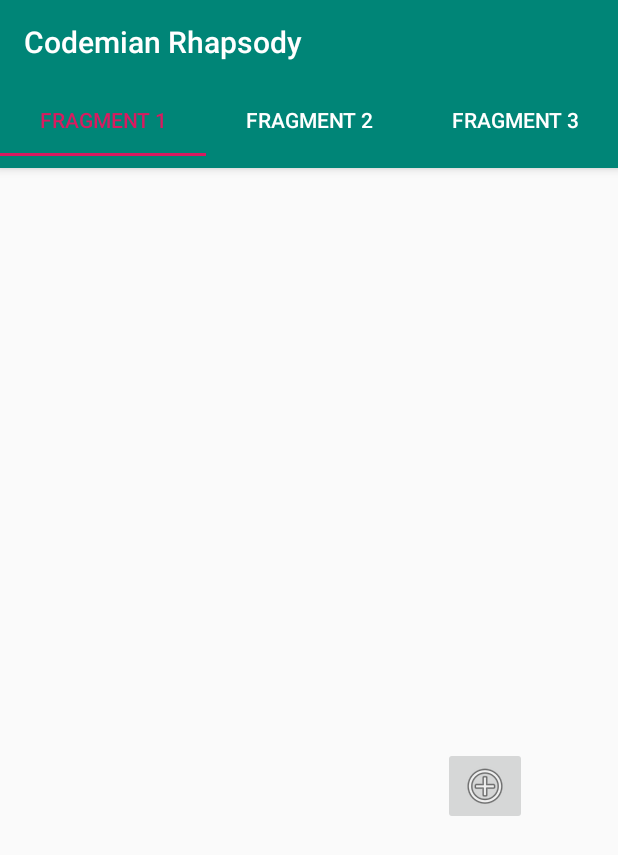
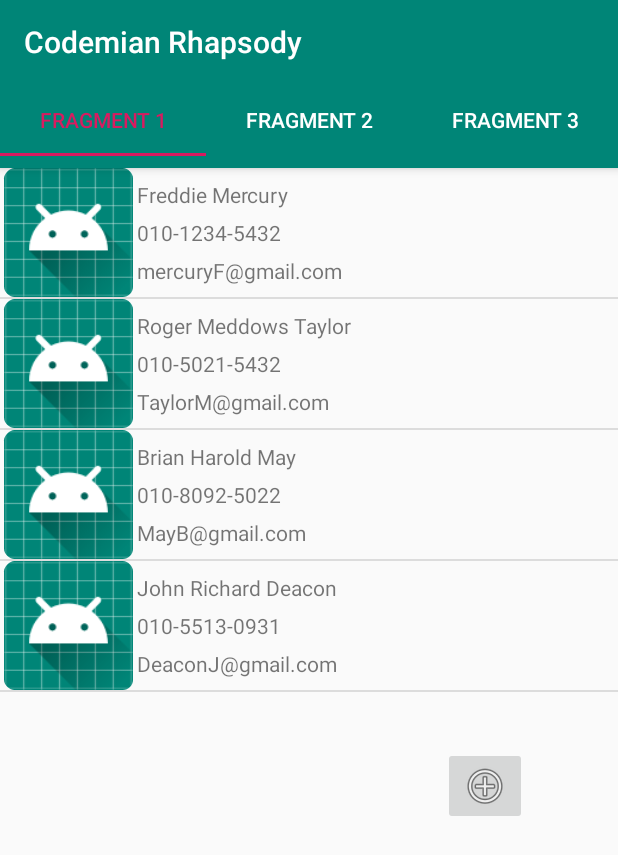
Before and after one commit to paulkth2/week1_git, an Android app: the screen it shows after launch (MainActivity), on a phone screen of 412 x 824 dp. Shown: the top 855 px of the screen. Run offline under Robolectric (Android 15) with nearby library versions, the phone set to English and light mode, and no system bars.

Commit message:
Merge branch 'master' of https://github.com/paulkth2/week1_git
# Conflicts:
#	app/build.gradle
#	app/src/main/AndroidManifest.xml
#	app/src/main/java/com/example/taehyungkim/viewpagertut/ViewPagerAdapter.java

```diff
--- a/app/src/main/AndroidManifest.xml
+++ b/app/src/main/AndroidManifest.xml
@@ -40,6 +40,7 @@
         <activity android:name=".VideoActivity3" />
         <activity android:name=".VideoActivity4" />
         <activity android:name=".ProfileActivity" />
+        <activity android:name=".AddActivity" />
     </application>
 
 </manifest>
--- a/app/src/main/res/values/strings.xml
+++ b/app/src/main/res/values/strings.xml
@@ -6,59 +6,53 @@
     <string name="json_data">[
  {
         \"image\": \"TaehyungKim.jpg\",
-        \"name\": \"Taehyung Kim\",
-        \"job\": \"Undergraduate Student\",
-        \"country\": \"South Korea\",
+        \"name\": \"Freddie Mercury\",
+        \"job\": \"Vocal and Piano\",
+        \"birth date\": \"1946.9.5\",
+        \"country\": \"Zanzibar\",
         \"phone number\": \"010-1234-5432\",
-        \"email\": \"paulkth2@naver.com\",
+        \"email\": \"mercuryF@gmail.com\",
         \"gender\": \"Male\",
-        \"blood group\": \"A\",
-        \"education\": \"KAIST\"
+        \"blood group\": \"B\",
+        \"education\": \"Ealing College\"
  },
  {
-   \"name\": \"Maya D. Reeves\",
-   \"phone number\": \"077-379-6539\",
-   \"email\": \"sem.semper.erat@et.net\",
-    \"country\": \"\",
-    \"job\": \"\",
-    \"image\": \"\",
-    \"gender\": \"\",
-    \"blood group\": \"\",
-    \"education\": \"\"
+        \"image\": \"TaehyungKim.jpg\",
+        \"name\": \"Roger Meddows Taylor\",
+        \"job\": \"Drum\",
+        \"birth date\": \"1949.7.26\",
+        \"country\": \"England\",
+        \"phone number\": \"010-5021-5432\",
+        \"email\": \"TaylorM@gmail.com\",
+        \"gender\": \"Male\",
+        \"blood group\": \"O\",
+        \"education\": \"London Hospital Medical College\"
  },
  {
-   \"name\": \"Vincent P. Hansen\",
-   \"phone number\": \"034-444-1529\",
-   \"email\": \"aptent@Utnecurna.com\",
-    \"country\": \"\",
-    \"job\": \"\",
-    \"image\": \"\",
-    \"gender\": \"\",
-    \"blood group\": \"\",
-    \"education\": \"\"
+        \"image\": \"TaehyungKim.jpg\",
+        \"name\": \"Brian Harold May\",
+        \"job\": \"Guitar\",
+        \"birth date\": \"1947.7.19\",
+        \"country\": \"England\",
+        \"phone number\": \"010-8092-5022\",
+        \"email\": \"MayB@gmail.com\",
+        \"gender\": \"Male\",
+        \"blood group\": \"B\",
+        \"education\": \"Imperial College London\"
  },
  {
-   \"name\": \"Julian H. Strickland\",
-   \"phone number\": \"032-903-7513\",
-   \"email\": \"dis@nibh.co.uk\",
-    \"country\": \"\",
-    \"job\": \"\",
-    \"image\": \"\",
-    \"gender\": \"\",
-    \"blood group\": \"\",
-    \"education\": \"\"
- },
- {
-   \"name\": \"Mufutau P. Madden\",
-   \"phone number\": \"011-323-0722\",
-   \"email\": \"rutrum.Fusce@adipiscingfringillaporttitor.org\",
-    \"country\": \"\",
-    \"job\": \"\",
-    \"image\": \"\",
-    \"gender\": \"\",
-    \"blood group\": \"\",
-    \"education\": \"\"
+        \"image\": \"TaehyungKim.jpg\",
+        \"name\": \"John Richard Deacon\",
+        \"job\": \"Base\",
+        \"birth date\": \"1951.8.19\",
+        \"country\": \"England\",
+        \"phone number\": \"010-5513-0931\",
+        \"email\": \"DeaconJ@gmail.com\",
+        \"gender\": \"Male\",
+        \"blood group\": \"O\",
+        \"education\": \"Chelsea College\"
  }
+
 ]
     </string>
 
```
Also changed, not shown: app/src/main/java/com/example/taehyungkim/viewpagertut/AddActivity.java (+22 -28 lines).
